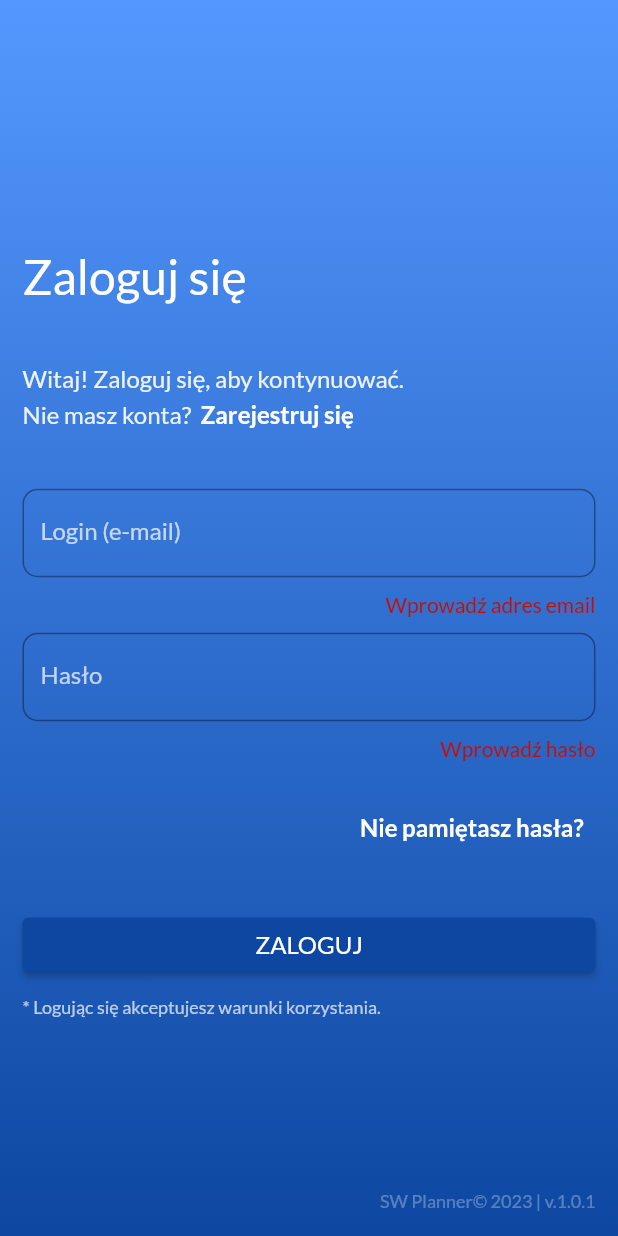
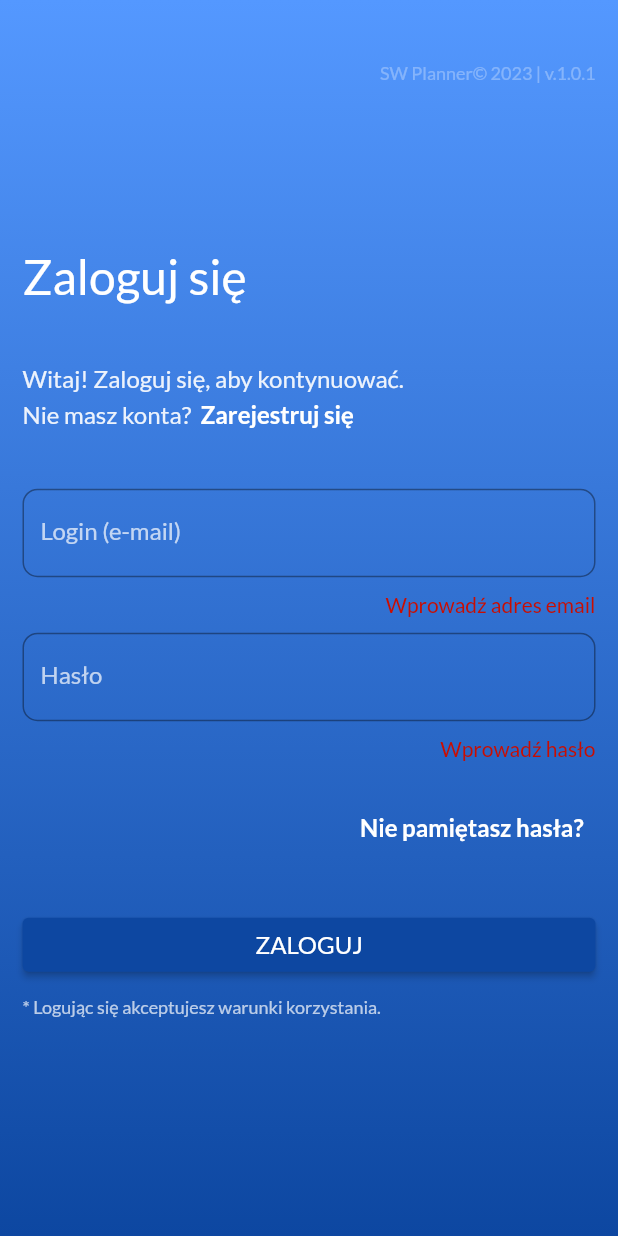
Before and after one commit to piotrpeczkowski/sw_planner, a Flutter app: the screen it shows after launch, after a tap on "Zarejestruj się", after a tap on "Zaloguj się", after a tap on "ZALOGUJ", on a phone screen of 412 x 824 dp. Run offline on Flutter 3.47's test engine with Material 2 defaults, Android fonts, the phone set to English and light mode, and no system bars; our stand-ins replace firebase_core, google_fonts, table_calendar; accounts and stored records are empty; generated files the repository leaves out were written again.

Commit message:
Improve login page

```diff
--- a/lib/features/auth/login/pages/login_page.dart
+++ b/lib/features/auth/login/pages/login_page.dart
@@ -69,27 +69,32 @@ class _LoginPageState extends State<LoginPage> {
         }
 
         if (widget.passwordController.text.isNotEmpty) {
+          if (widget.passwordController.text.length < 8) {
+            setState(() {
+              _passwordMessage = 'Hasło musi zawierać conajmniej 8 znaków';
+            });
+          } else {
             setState(() {
               _passwordMessage = '';
             });
+          }
         } else {
           setState(() {
             _passwordMessage = 'Wprowadź hasło';
           });
         }
 
-        if (widget.confirmPasswordController.text.isNotEmpty &&
-            widget.confirmPasswordController.text ==
+        if (widget.confirmPasswordController.text.isNotEmpty) {
+          if (widget.confirmPasswordController.text ==
               widget.passwordController.text) {
             setState(() {
               _confirmPasswordMessage = '';
             });
-        } else if (widget.confirmPasswordController.text.isNotEmpty &&
-            widget.confirmPasswordController.text !=
-                widget.passwordController.text) {
+          } else {
             setState(() {
               _confirmPasswordMessage = 'Hasła się nie zgadzają';
             });
+          }
         } else {
           setState(() {
             _confirmPasswordMessage = 'Potwierdź hasło';
@@ -146,6 +151,18 @@ class LoginPageBody extends StatelessWidget {
         body: Stack(
           alignment: Alignment.topCenter,
           children: [
+            Positioned(
+              top: MediaQuery.of(context).size.height * 0.05,
+              right: 15,
+              child: Text(
+                appFooter,
+                style: GoogleFonts.lato(
+                  color: Colors.white.withOpacity(0.3),
+                  fontSize: 12,
+                  fontWeight: FontWeight.normal,
+                ),
+              ),
+            ),
             ListView(
               padding: EdgeInsets.only(
                 top: MediaQuery.of(context).size.height * 0.20,
@@ -222,6 +239,7 @@ class LoginPageBody extends StatelessWidget {
                     autofillHints: const [AutofillHints.email],
                     minLines: 1,
                     textInputAction: TextInputAction.done,
+                    style: const TextStyle(color: Colors.white),
                     decoration: InputDecoration(
                       label: Text(
                         isCreatingAccount ? 'Podaj e-mail' : 'Login (e-mail)',
@@ -266,6 +284,7 @@ class LoginPageBody extends StatelessWidget {
                     obscureText: true,
                     minLines: 1,
                     textInputAction: TextInputAction.done,
+                    style: const TextStyle(color: Colors.white),
                     decoration: InputDecoration(
                       label: Text(
                         isCreatingAccount ? 'Ustaw hasło' : 'Hasło',
@@ -312,6 +331,7 @@ class LoginPageBody extends StatelessWidget {
                       obscureText: true,
                       minLines: 1,
                       textInputAction: TextInputAction.done,
+                      style: const TextStyle(color: Colors.white),
                       decoration: InputDecoration(
                         label: Text(
                           'Potwierdź hasło',
@@ -333,8 +353,9 @@ class LoginPageBody extends StatelessWidget {
                   ),
                 ),
                 Visibility(
-                  visible:
-                      isCreatingAccount && passwordMessage != '' ? true : false,
+                  visible: isCreatingAccount && confirmPasswordMessage != ''
+                      ? true
+                      : false,
                   child: Align(
                     alignment: Alignment.centerRight,
                     child: Padding(
@@ -396,18 +417,6 @@ class LoginPageBody extends StatelessWidget {
                 ),
               ],
             ),
-            Positioned(
-              bottom: MediaQuery.of(context).size.height * 0.02,
-              right: 15,
-              child: Text(
-                appFooter,
-                style: GoogleFonts.lato(
-                  color: Colors.white.withOpacity(0.3),
-                  fontSize: 12,
-                  fontWeight: FontWeight.normal,
-                ),
-              ),
-            ),
           ],
         ),
       ),
```
Lines whose indentation alone changed are shown as unchanged.
